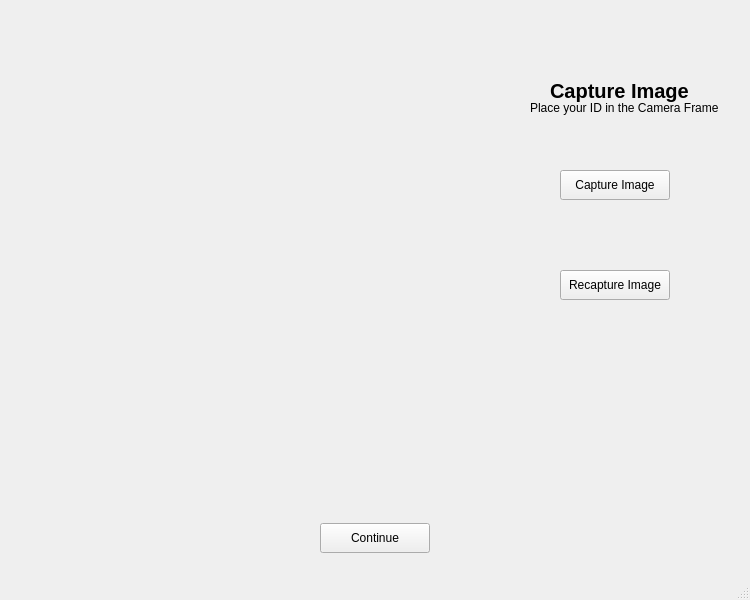
The window that IDscanner/IDscanner.ui (renzsyo/OCR) describes before a commit, drawn with Qt 5.
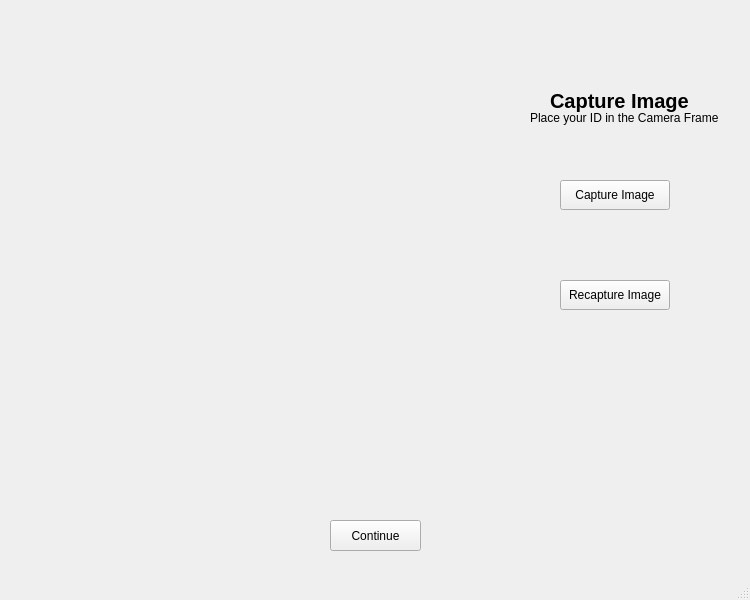
The same window after the commit. The open tabs and pages were chosen to show the change.

Patch:
```diff
--- a/IDscanner/IDscanner.ui
+++ b/IDscanner/IDscanner.ui
@@ -30,7 +30,7 @@
     <property name="geometry">
      <rect>
       <x>-10</x>
-      <y>-10</y>
+      <y>0</y>
       <width>761</width>
       <height>611</height>
      </rect>
@@ -218,19 +218,6 @@
        <string>Place your ID in the Camera Frame</string>
       </property>
      </widget>
-     <widget class="QPushButton" name="continuep2">
-      <property name="geometry">
-       <rect>
-        <x>330</x>
-        <y>533</y>
-        <width>110</width>
-        <height>30</height>
-       </rect>
-      </property>
-      <property name="text">
-       <string>Continue</string>
-      </property>
-     </widget>
      <widget class="QPushButton" name="captureButtonp2">
       <property name="geometry">
        <rect>
@@ -273,6 +260,19 @@
        <set>Qt::AlignCenter</set>
       </property>
      </widget>
+     <widget class="QPushButton" name="continuep2">
+      <property name="geometry">
+       <rect>
+        <x>340</x>
+        <y>520</y>
+        <width>91</width>
+        <height>31</height>
+       </rect>
+      </property>
+      <property name="text">
+       <string>Continue</string>
+      </property>
+     </widget>
     </widget>
     <widget class="QWidget" name="page_3">
      <widget class="QLabel" name="label_6">
```
Left out of the diff: 43 changed lines with no effect on the pictures.
